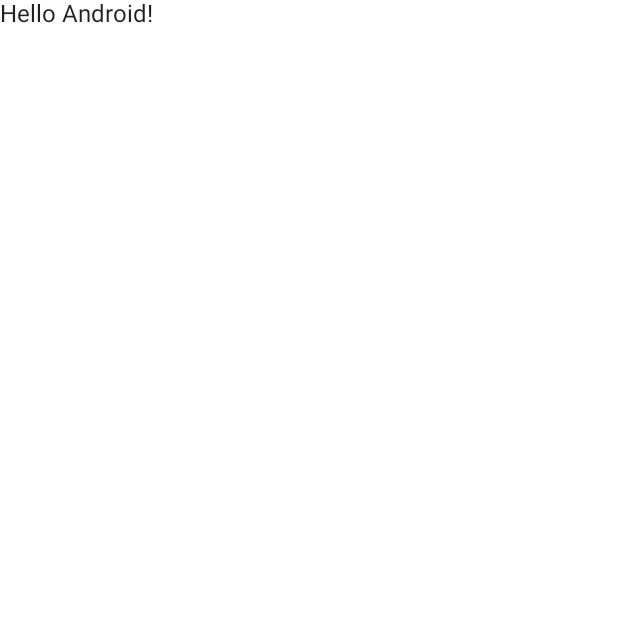
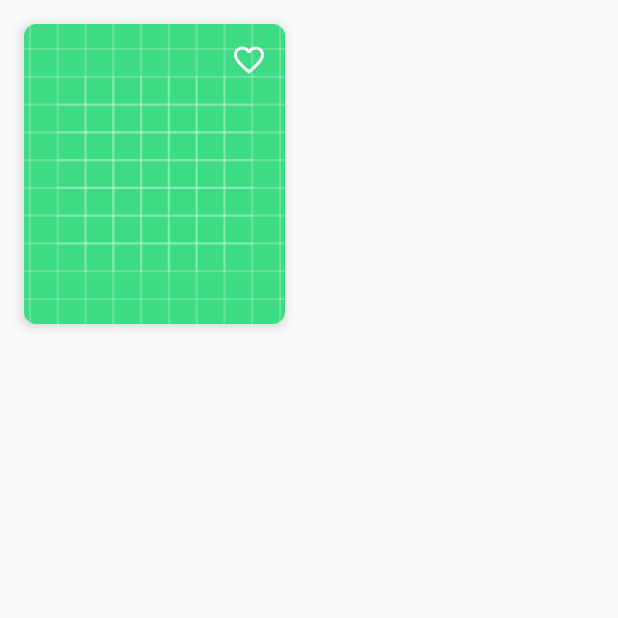
Before and after one commit to tkdgusl94/compose-sample, an Android app built with Jetpack Compose: the screen it shows after launch (MainActivity), on a phone screen of 412 x 824 dp, the top half of it. Before the commit the part shown is almost empty. Run offline under Robolectric (Android 15) with nearby library versions, the phone set to English and light mode, and no system bars.

```diff
--- a/app/src/main/java/com/leveloper/compose_sample/MainActivity.kt
+++ b/app/src/main/java/com/leveloper/compose_sample/MainActivity.kt
@@ -3,38 +3,84 @@ package com.leveloper.compose_sample
 import android.os.Bundle
 import androidx.activity.ComponentActivity
 import androidx.activity.compose.setContent
+import androidx.compose.foundation.Image
+import androidx.compose.foundation.layout.Box
 import androidx.compose.foundation.layout.fillMaxSize
-import androidx.compose.material.MaterialTheme
-import androidx.compose.material.Surface
-import androidx.compose.material.Text
+import androidx.compose.foundation.layout.fillMaxWidth
+import androidx.compose.foundation.layout.height
+import androidx.compose.foundation.layout.padding
+import androidx.compose.foundation.shape.RoundedCornerShape
+import androidx.compose.material.Card
+import androidx.compose.material.Icon
+import androidx.compose.material.IconButton
+import androidx.compose.material.icons.Icons
+import androidx.compose.material.icons.filled.Favorite
+import androidx.compose.material.icons.filled.FavoriteBorder
 import androidx.compose.runtime.Composable
+import androidx.compose.runtime.getValue
+import androidx.compose.runtime.mutableStateOf
+import androidx.compose.runtime.saveable.rememberSaveable
+import androidx.compose.runtime.setValue
+import androidx.compose.ui.Alignment
 import androidx.compose.ui.Modifier
-import androidx.compose.ui.tooling.preview.Preview
-import com.leveloper.compose_sample.ui.theme.Compose_sampleTheme
+import androidx.compose.ui.graphics.Color
+import androidx.compose.ui.layout.ContentScale
+import androidx.compose.ui.res.painterResource
+import androidx.compose.ui.unit.dp
 
 class MainActivity : ComponentActivity() {
     override fun onCreate(savedInstanceState: Bundle?) {
         super.onCreate(savedInstanceState)
+
         setContent {
-            Compose_sampleTheme {
-                // A surface container using the 'background' color from the theme
-                Surface(modifier = Modifier.fillMaxSize(), color = MaterialTheme.colors.background) {
-                    Greeting("Android")
-                }
+            var isFavorite by rememberSaveable { mutableStateOf(false) }
+            ImageCard(
+                modifier = Modifier
+                    .fillMaxWidth(0.5f)
+                    .padding(16.dp),
+                isFavorite = isFavorite
+            ) {
+                isFavorite = it
             }
         }
     }
 }
 
 @Composable
-fun Greeting(name: String) {
-    Text(text = "Hello $name!")
-}
-
-@Preview(showBackground = true)
-@Composable
-fun DefaultPreview() {
-    Compose_sampleTheme {
-        Greeting("Android")
+fun ImageCard(
+    modifier: Modifier = Modifier,
+    isFavorite: Boolean,
+    onClickFavorite: (Boolean) -> Unit
+) {
+    Card(
+        modifier = modifier,
+        shape = RoundedCornerShape(8.dp),
+        elevation = 5.dp
+    ) {
+        Box(
+            modifier = Modifier
+                .height(200.dp)
+        ) {
+            Image(
+                modifier = Modifier.fillMaxSize(),
+                painter = painterResource(id = R.drawable.ic_launcher_background),
+                contentDescription = "poster",
+                contentScale = ContentScale.Crop
+            )
+            Box(
+                modifier = Modifier.fillMaxSize(),
+                contentAlignment = Alignment.TopEnd
+            ) {
+                IconButton(onClick = {
+                    onClickFavorite(!isFavorite)
+                }) {
+                    Icon(
+                        imageVector = if (isFavorite) Icons.Default.Favorite else Icons.Default.FavoriteBorder,
+                        contentDescription = "favorite",
+                        tint = Color.White
+                    )
+                }
+            }
+        }
     }
 }
```
